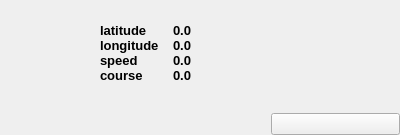
Before: the Qt Designer form src/gui/ui/status.ui in hytechimaging/sammo-boat, drawn with Qt 5.
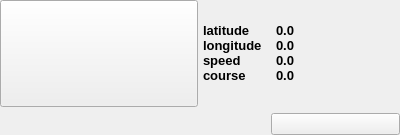
After: the same form once the commit is applied.

```diff
--- a/src/gui/ui/status.ui
+++ b/src/gui/ui/status.ui
@@ -68,27 +68,40 @@
          <number>0</number>
         </property>
         <item>
-         <widget class="QLabel" name="gps">
-          <property name="minimumSize">
-           <size>
-            <width>100</width>
-            <height>0</height>
-           </size>
-          </property>
-          <property name="maximumSize">
-           <size>
-            <width>100</width>
-            <height>16777215</height>
-           </size>
-          </property>
-          <property name="lineWidth">
-           <number>0</number>
+         <widget class="QPushButton" name="gpsButton">
+          <property name="sizePolicy">
+           <sizepolicy hsizetype="Minimum" vsizetype="Expanding">
+            <horstretch>0</horstretch>
+            <verstretch>0</verstretch>
+           </sizepolicy>
           </property>
           <property name="text">
            <string/>
           </property>
+          <property name="iconSize">
+           <size>
+            <width>108</width>
+            <height>108</height>
+           </size>
+          </property>
          </widget>
         </item>
+        <item>
+         <spacer name="horizontalSpacer">
+          <property name="orientation">
+           <enum>Qt::Horizontal</enum>
+          </property>
+          <property name="sizeType">
+           <enum>QSizePolicy::Minimum</enum>
+          </property>
+          <property name="sizeHint" stdset="0">
+           <size>
+            <width>5</width>
+            <height>20</height>
+           </size>
+          </property>
+         </spacer>
+        </item>
         <item>
          <layout class="QVBoxLayout" name="verticalLayout_3">
           <property name="topMargin">
```
